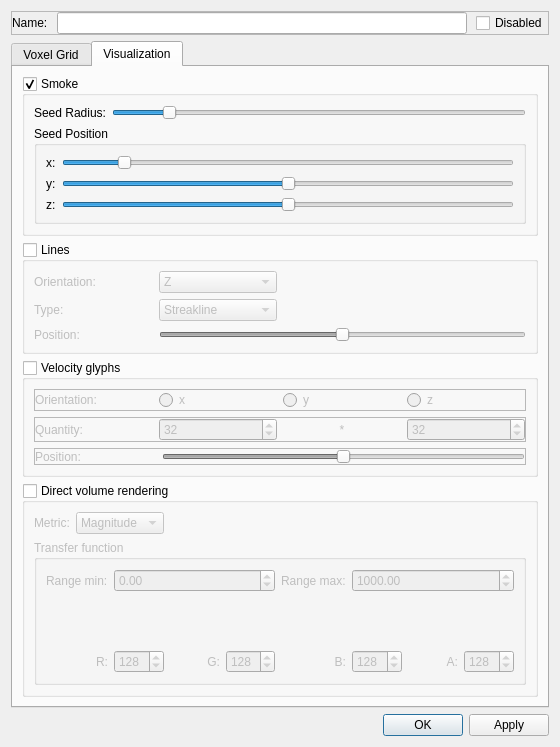
This is WindSim/src/GUI/ui/voxelGridProperties.ui in gudajan/Windsim as Qt 5 draws it before an edit. The edited form follows.
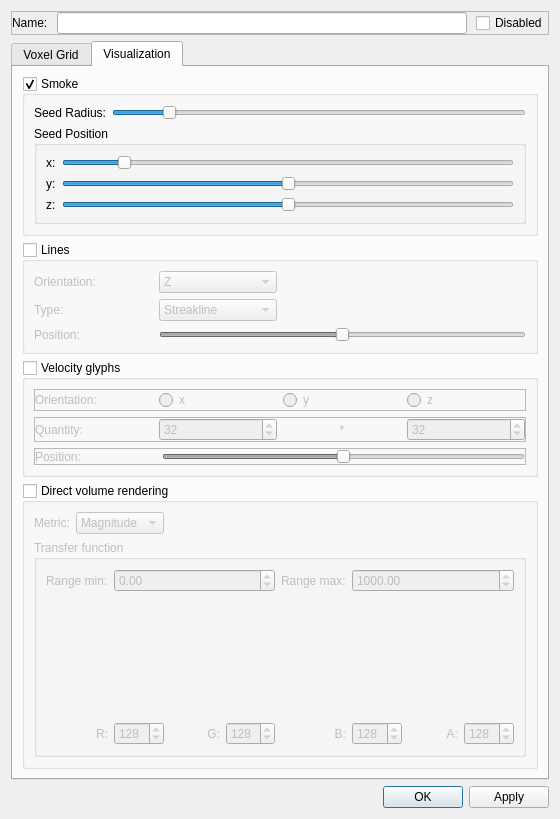
This is the edited form. Icons and pictures are not drawn. Custom widgets are drawn as their Qt base class.

Commit message: * Add editor for the alpha function, which allows changing of alpha values by mouse movements * Add coordinate lines, indicating the values at certain locations of the transfer function

What changed in the file:
```diff
--- a/WindSim/src/GUI/ui/voxelGridProperties.ui
+++ b/WindSim/src/GUI/ui/voxelGridProperties.ui
@@ -7,7 +7,7 @@
     <x>0</x>
     <y>0</y>
     <width>514</width>
-    <height>718</height>
+    <height>787</height>
    </rect>
   </property>
   <property name="windowTitle">
@@ -1117,7 +1117,7 @@
                <property name="minimumSize">
                 <size>
                  <width>0</width>
-                 <height>44</height>
+                 <height>116</height>
                 </size>
                </property>
                <property name="toolTip">
```
The commit also changes 2 other files.
